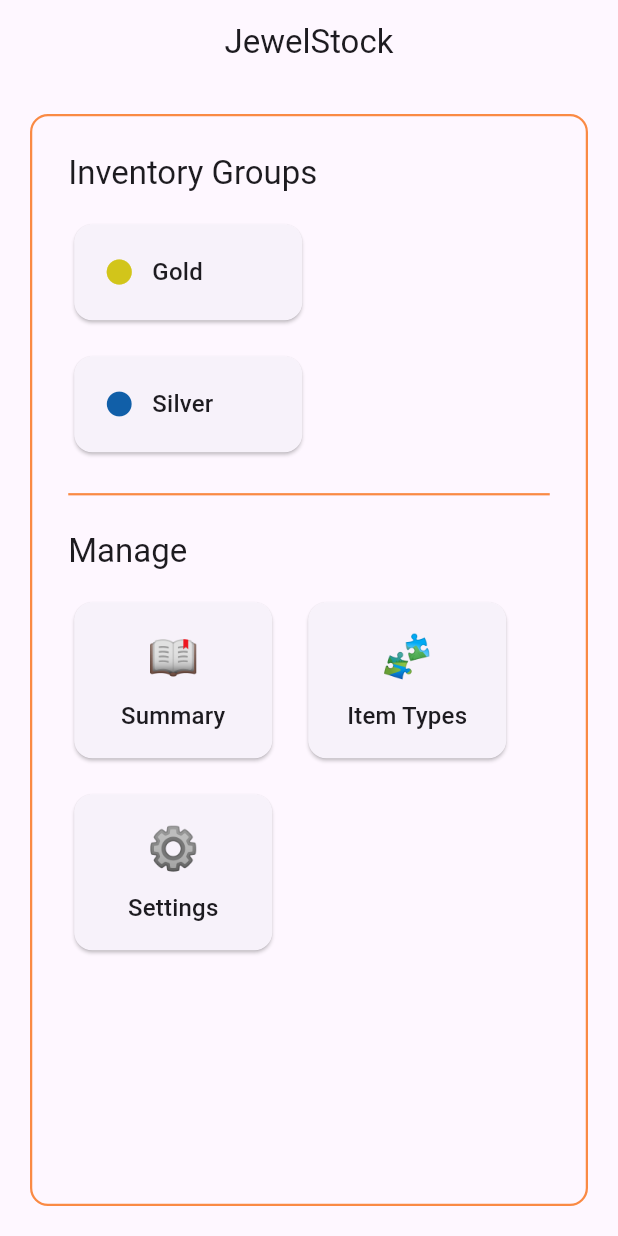
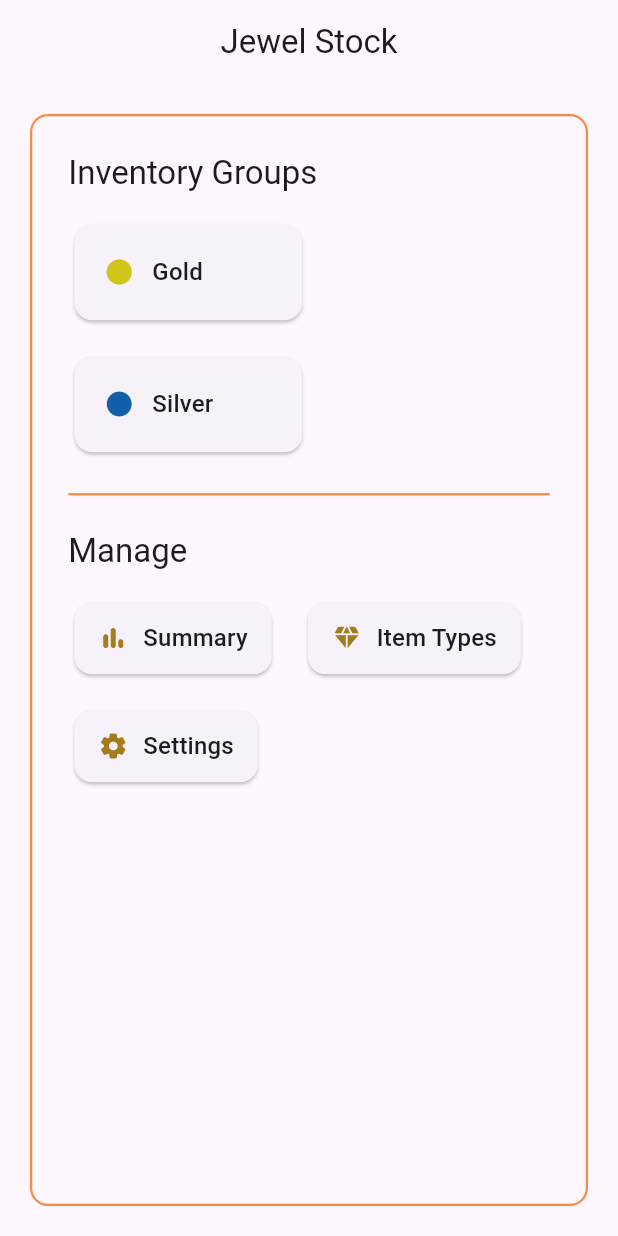
Before and after one commit to Suryaeshwaran/jewel_stock, a Flutter app: the DashboardScreen screen opened directly, on a phone screen of 412 x 824 dp. Run offline on Flutter 3.47's test engine with Material 3 defaults, Android fonts, the phone set to English and light mode, and no system bars; our stand-ins replace drift, file_picker; accounts and stored records are empty; generated files the repository leaves out were written again.

Commit message:
fix: ornamen_list customer name edit, dashboard - polishing

```diff
--- a/lib/features/dashboard/presentation/screens/dashboard_screen.dart
+++ b/lib/features/dashboard/presentation/screens/dashboard_screen.dart
@@ -1,5 +1,5 @@
 import 'package:flutter/material.dart';
-// import '../../../../app/theme/app_colors.dart';
+import '../../../../app/theme/app_colors.dart';
 import '../../../item_type/presentation/screens/item_type_management_screen.dart';
 import '../../../ornament/presentation/screens/ornament_list_screen.dart';
 import '../../../summary/presentation/screens/summary_screen.dart';
@@ -14,7 +14,7 @@ class DashboardScreen extends StatelessWidget {
     final theme = Theme.of(context);
 
     return Scaffold(
-      appBar: AppBar(title: const Text('JewelStock'), centerTitle: true),
+      appBar: AppBar(title: const Text('Jewel Stock'), centerTitle: true),
       body: Padding(
         padding: const EdgeInsets.all(20),
         child: Container(
@@ -27,7 +27,6 @@ class DashboardScreen extends StatelessWidget {
           child: LayoutBuilder(
             builder: (context, constraints) {
               final groupCardWidth = (constraints.maxWidth * 0.22).clamp(160.0, 260.0);
-              final manageTileWidth = (constraints.maxWidth * 0.15).clamp(140.0, 220.0);
 
               return SingleChildScrollView(
                 padding: const EdgeInsets.all(24),
@@ -80,20 +79,15 @@ class DashboardScreen extends StatelessWidget {
                       spacing: 16,
                       runSpacing: 16,
                       children: [
-                        SizedBox(
-                          width: manageTileWidth,
-                          child: _ManageTile(
-                            emoji: '📖',
+                        _ManageTile(
+                          icon: Icons.bar_chart_rounded,
                           label: 'Summary',
                           onTap: () => Navigator.of(context).push(
                             MaterialPageRoute(builder: (_) => const SummaryScreen()),
                           ),
                         ),
-                        ),
-                        SizedBox(
-                          width: manageTileWidth,
-                          child: _ManageTile(
-                            emoji: '🧩',
+                        _ManageTile(
+                          icon: Icons.diamond_rounded,
                           label: 'Item Types',
                           onTap: () => Navigator.of(context).push(
                             MaterialPageRoute(
@@ -101,14 +95,10 @@ class DashboardScreen extends StatelessWidget {
                             ),
                           ),
                         ),
-                        ),
-                        SizedBox(
-                          width: manageTileWidth,
-                          child: _ManageTile(
-                            emoji: '⚙️',
+                        _ManageTile(
+                          icon: Icons.settings_rounded,
                           label: 'Settings',
                           onTap: () {},
-                          ),
                         ),
                       ],
                     ),
@@ -154,11 +144,11 @@ class _GroupCard extends StatelessWidget {
   }
 }
 
-/// Manage tile with Emoji on top and Text on the bottom.
+/// Manage tile — icon and label on the same line, compact height.
 class _ManageTile extends StatelessWidget {
-  const _ManageTile({required this.emoji, required this.label, required this.onTap});
+  const _ManageTile({required this.icon, required this.label, required this.onTap});
 
-  final String emoji;
+  final IconData icon;
   final String label;
   final VoidCallback onTap;
 
@@ -169,17 +159,15 @@ class _ManageTile extends StatelessWidget {
         borderRadius: BorderRadius.circular(12),
         onTap: onTap,
         child: Padding(
-          padding: const EdgeInsets.symmetric(vertical: 16, horizontal: 12),
-          child: Column(
+          padding: const EdgeInsets.symmetric(vertical: 12, horizontal: 16),
+          child: Row(
             mainAxisSize: MainAxisSize.min,
             children: [
-              Text(emoji, style: const TextStyle(fontSize: 28)),
-              const SizedBox(height: 8),
+              Icon(icon, color: AppColors.gold, size: 20),
+              const SizedBox(width: 10),
               Text(
                 label,
-                //style: Theme.of(context).textTheme.bodyLarge,
                 style: Theme.of(context).textTheme.titleMedium,
-                textAlign: TextAlign.center,
               ),
             ],
           ),
```
Also changed, not shown: lib/features/ornament/presentation/screens/ornament_list_screen.dart (+84 -5 lines). Lines whose indentation alone changed are shown as unchanged.
